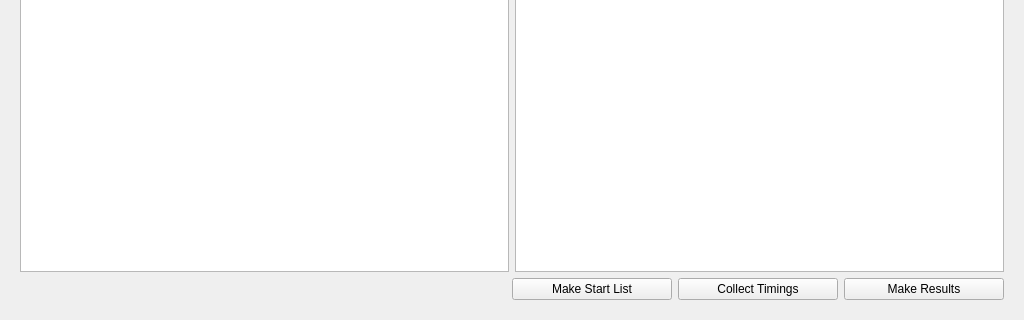
First picture: the form in chronorace.ui, repository flinco/LBChronoRace, before the edit; both pictures show x 0 to 1024 and y 448 to 768 of the 1024 by 768 pixel window.
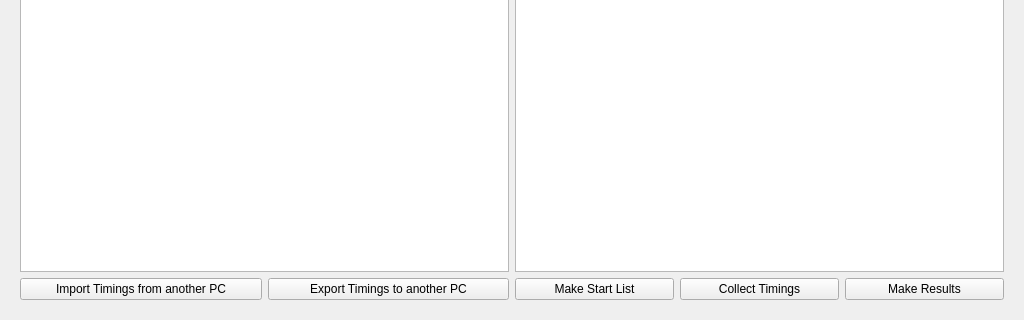
Second picture: the form after the edit. Icons and pictures are not drawn.

Commit message:
Add Import/Export buttons for Timings in main window
This pair of convenience buttons are directly connected to the Import/Export slots of the Timings table.

```diff
--- a/chronorace.ui
+++ b/chronorace.ui
@@ -275,19 +275,34 @@
     <item>
      <layout class="QHBoxLayout" name="horizontalLayout" stretch="1,1">
       <item>
-       <layout class="QHBoxLayout" name="horizontalLayout_4">
+       <layout class="QHBoxLayout" name="horizontalLayout_4" stretch="1,1">
         <item>
-         <spacer name="horizontalSpacer">
-          <property name="orientation">
-           <enum>Qt::Horizontal</enum>
+         <widget class="QPushButton" name="importTimings">
+          <property name="toolTip">
+           <string>Load the timings collected and exported in another PC</string>
           </property>
-          <property name="sizeHint" stdset="0">
-           <size>
-            <width>40</width>
-            <height>20</height>
-           </size>
+          <property name="text">
+           <string>Import Timings from another PC</string>
           </property>
-         </spacer>
+          <property name="icon">
+           <iconset resource="materialicons.qrc">
+            <normaloff>:/material/icons/download.svg</normaloff>:/material/icons/download.svg</iconset>
+          </property>
+         </widget>
+        </item>
+        <item>
+         <widget class="QPushButton" name="exportTimings">
+          <property name="toolTip">
+           <string>Copy the collected timings to a file to be imported on another PC</string>
+          </property>
+          <property name="text">
+           <string>Export Timings to another PC</string>
+          </property>
+          <property name="icon">
+           <iconset resource="materialicons.qrc">
+            <normaloff>:/material/icons/upload.svg</normaloff>:/material/icons/upload.svg</iconset>
+          </property>
+         </widget>
         </item>
        </layout>
       </item>
```
Left out of the diff: 29 changed lines with no effect on the pictures. The commit also changes 4 other files.
